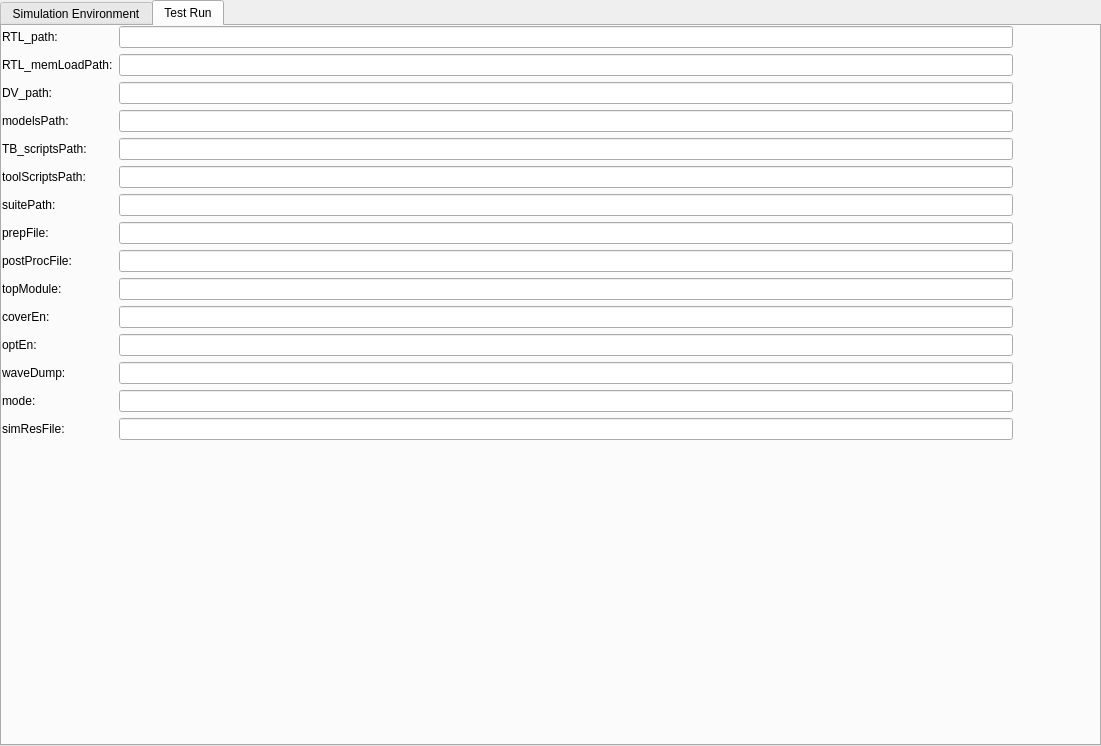
adwaydhillon/Prysm-Automation-Framework, file app/configure.ui: the form before one commit.
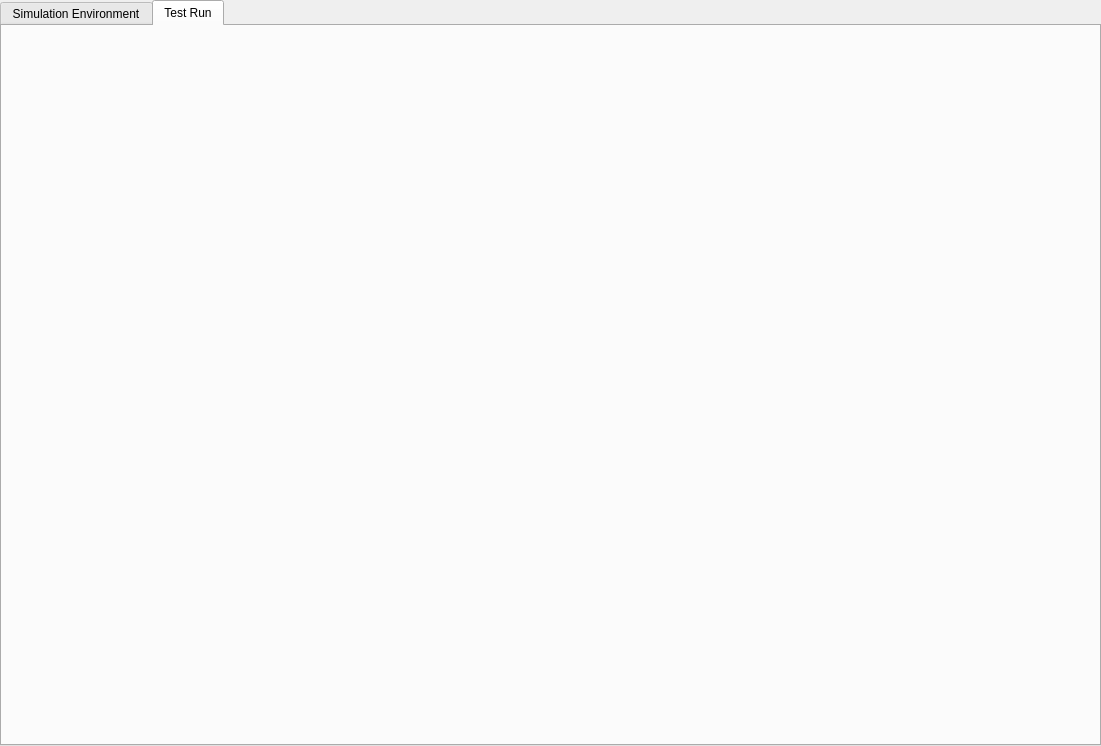
The form after the commit.

Commit message: Test selection and suites done

Patch:
```diff
--- a/app/configure.ui
+++ b/app/configure.ui
@@ -286,266 +286,10 @@
       <x>0</x>
       <y>0</y>
       <width>1011</width>
-      <height>461</height>
+      <height>681</height>
      </rect>
     </property>
-    <layout class="QFormLayout" name="formLayout">
-     <item row="0" column="0">
-      <widget class="QLabel" name="RTL_pathLabel">
-       <property name="text">
-        <string>RTL_path:</string>
-       </property>
-      </widget>
-     </item>
-     <item row="0" column="1">
-      <widget class="QLineEdit" name="RTL_pathLineEdit">
-       <property name="minimumSize">
-        <size>
-         <width>500</width>
-         <height>0</height>
-        </size>
-       </property>
-      </widget>
-     </item>
-     <item row="1" column="0">
-      <widget class="QLabel" name="RTL_memLoadPathLabel">
-       <property name="text">
-        <string>RTL_memLoadPath:</string>
-       </property>
-      </widget>
-     </item>
-     <item row="1" column="1">
-      <widget class="QLineEdit" name="perlPathLineEdit">
-       <property name="minimumSize">
-        <size>
-         <width>500</width>
-         <height>0</height>
-        </size>
-       </property>
-      </widget>
-     </item>
-     <item row="2" column="0">
-      <widget class="QLabel" name="DV_PathLabel">
-       <property name="text">
-        <string>DV_path:</string>
-       </property>
-      </widget>
-     </item>
-     <item row="2" column="1">
-      <widget class="QLineEdit" name="DV_PathLineEdit">
-       <property name="minimumSize">
-        <size>
-         <width>500</width>
-         <height>0</height>
-        </size>
-       </property>
-      </widget>
-     </item>
-     <item row="3" column="0">
-      <widget class="QLabel" name="modelsPathLabel">
-       <property name="text">
-        <string>modelsPath:</string>
-       </property>
-      </widget>
-     </item>
-     <item row="3" column="1">
-      <widget class="QLineEdit" name="modelsPathLineEdit">
-       <property name="minimumSize">
-        <size>
-         <width>500</width>
-         <height>0</height>
-        </size>
-       </property>
-      </widget>
-     </item>
-     <item row="4" column="0">
-      <widget class="QLabel" name="TB_scriptsPathLabel">
-       <property name="text">
-        <string>TB_scriptsPath:</string>
-       </property>
-      </widget>
-     </item>
-     <item row="4" column="1">
-      <widget class="QLineEdit" name="TB_scriptsPathLineEdit">
-       <property name="minimumSize">
-        <size>
-         <width>500</width>
-         <height>0</height>
-        </size>
-       </property>
-      </widget>
-     </item>
-     <item row="5" column="0">
-      <widget class="QLabel" name="toolScriptsPathLabel">
-       <property name="text">
-        <string>toolScriptsPath:</string>
-       </property>
-      </widget>
-     </item>
-     <item row="5" column="1">
-      <widget class="QLineEdit" name="toolScriptsPathLineEdit">
-       <property name="minimumSize">
-        <size>
-         <width>500</width>
-         <height>0</height>
-        </size>
-       </property>
-      </widget>
-     </item>
-     <item row="6" column="0">
-      <widget class="QLabel" name="suitePathLabel">
-       <property name="text">
-        <string>suitePath:</string>
-       </property>
-      </widget>
-     </item>
-     <item row="6" column="1">
-      <widget class="QLineEdit" name="suitePathLineEdit">
-       <property name="minimumSize">
-        <size>
-         <width>500</width>
-         <height>0</height>
-        </size>
-       </property>
-      </widget>
-     </item>
-     <item row="7" column="0">
-      <widget class="QLabel" name="prepFileLabel">
-       <property name="text">
-        <string>prepFile:</string>
-       </property>
-      </widget>
-     </item>
-     <item row="7" column="1">
-      <widget class="QLineEdit" name="prepFileLineEdit">
-       <property name="minimumSize">
-        <size>
-         <width>500</width>
-         <height>0</height>
-        </size>
-       </property>
-      </widget>
-     </item>
-     <item row="8" column="0">
-      <widget class="QLabel" name="postProcFileLabel">
-       <property name="text">
-        <string>postProcFile:</string>
-       </property>
-      </widget>
-     </item>
-     <item row="8" column="1">
-      <widget class="QLineEdit" name="postProcFileLineEdit">
-       <property name="minimumSize">
-        <size>
-         <width>500</width>
-         <height>0</height>
-        </size>
-       </property>
-      </widget>
-     </item>
-     <item row="9" column="0">
-      <widget class="QLabel" name="topModuleLabel">
-       <property name="text">
-        <string>topModule:</string>
-       </property>
-      </widget>
-     </item>
-     <item row="9" column="1">
-      <widget class="QLineEdit" name="topModuleLineEdit">
-       <property name="minimumSize">
-        <size>
-         <width>500</width>
-         <height>0</height>
-        </size>
-       </property>
-      </widget>
-     </item>
-     <item row="10" column="0">
-      <widget class="QLabel" name="coverEnLabel">
-       <property name="text">
-        <string>coverEn:</string>
-       </property>
-      </widget>
-     </item>
-     <item row="10" column="1">
-      <widget class="QLineEdit" name="coverEnLineEdit">
-       <property name="minimumSize">
-        <size>
-         <width>500</width>
-         <height>0</height>
-        </size>
-       </property>
-      </widget>
-     </item>
-     <item row="11" column="0">
-      <widget class="QLabel" name="optEnLabel">
-       <property name="text">
-        <string>optEn:</string>
-       </property>
-      </widget>
-     </item>
-     <item row="11" column="1">
-      <widget class="QLineEdit" name="optEnLineEdit">
-       <property name="minimumSize">
-        <size>
-         <width>500</width>
-         <height>0</height>
-        </size>
-       </property>
-      </widget>
-     </item>
-     <item row="12" column="0">
-      <widget class="QLabel" name="waveDumpLabel">
-       <property name="text">
-        <string>waveDump:</string>
-       </property>
-      </widget>
-     </item>
-     <item row="12" column="1">
-      <widget class="QLineEdit" name="waveDumpLineEdit">
-       <property name="minimumSize">
-        <size>
-         <width>500</width>
-         <height>0</height>
-        </size>
-       </property>
-      </widget>
-     </item>
-     <item row="13" column="0">
-      <widget class="QLabel" name="modeLabel">
-       <property name="text">
-        <string>mode:</string>
-       </property>
-      </widget>
-     </item>
-     <item row="13" column="1">
-      <widget class="QLineEdit" name="modeLineEdit">
-       <property name="minimumSize">
-        <size>
-         <width>500</width>
-         <height>0</height>
-        </size>
-       </property>
-      </widget>
-     </item>
-     <item row="14" column="0">
-      <widget class="QLabel" name="simResFileLabel">
-       <property name="text">
-        <string>simResFile:</string>
-       </property>
-      </widget>
-     </item>
-     <item row="14" column="1">
-      <widget class="QLineEdit" name="simResFileLineEdit">
-       <property name="minimumSize">
-        <size>
-         <width>500</width>
-         <height>0</height>
-        </size>
-       </property>
-      </widget>
-     </item>
-    </layout>
+    <layout class="QFormLayout" name="formLayout"/>
    </widget>
   </widget>
  </widget>
```
Left out of the diff: 224 changed lines with no effect on the pictures. The commit also changes 11 other files.
